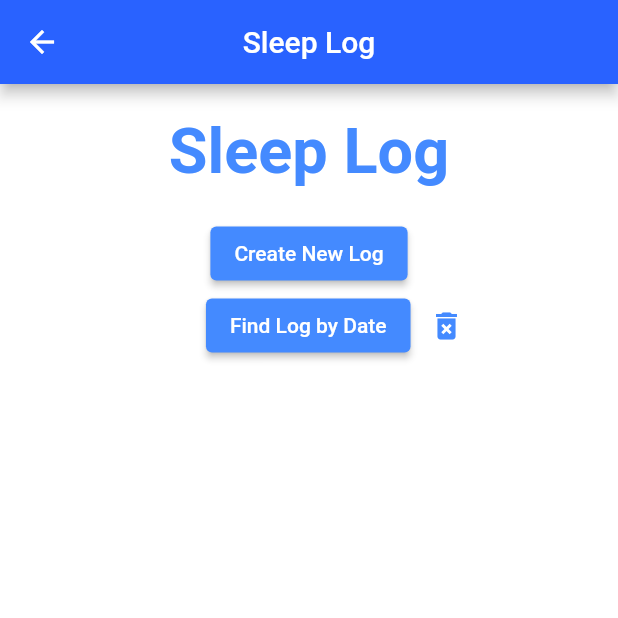
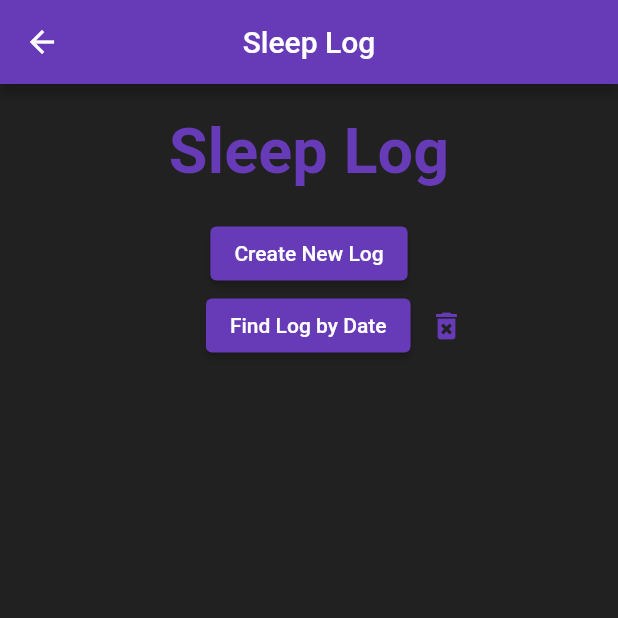
Before and after one commit to Snail51/SweetDreams, a Flutter app: the screen it shows after launch, after a tap on "Sleep Log", on a phone screen of 412 x 824 dp, the top half of it. Run offline on Flutter 3.47's test engine with Material 2 defaults, Android fonts, the phone set to English and light mode, and no system bars; our stand-ins replace audioplayers, flutter_rating_bar; missing offline and left inert: time_range_picker.

Commit message:
re-design on finished pages

```diff
--- a/lib/dreams/views/sleep_log.dart
+++ b/lib/dreams/views/sleep_log.dart
@@ -86,6 +86,7 @@ class _SleepLogPageState extends State<SleepLogPage> {
                       builder: (context) => EditLogPage(database: widget.database, log: widget.database.getData(index: i)[0])));
                   nullDateSelection();
                 },
+                color: Colors.white,
                 icon: const Icon(Icons.edit)),
           ],
         ),);
@@ -98,7 +99,7 @@ class _SleepLogPageState extends State<SleepLogPage> {
       {
         return Container(
           height: 100,
-          color: Colors.blueAccent,
+          color: Colors.deepPurple,
           child: content[index],
         );
       },
@@ -132,6 +133,24 @@ class _SleepLogPageState extends State<SleepLogPage> {
         initialDate: DateTime.now(), // Refer step 1
         firstDate: DateTime(2000),
         lastDate: DateTime(2025),
+        builder: (context, child) {
+          return Theme(
+            data: Theme.of(context).copyWith(
+              colorScheme: ColorScheme.light(
+                primary: Colors.deepPurple,
+                onPrimary: Colors.white,
+                onSurface: Colors.deepPurple.shade300,
+              ),
+              dialogBackgroundColor: Colors.grey.shade900,
+              textButtonTheme: TextButtonThemeData(
+                style: TextButton.styleFrom(
+                  primary: Colors.deepPurple, // button text color
+                ),
+              ),
+            ),
+            child: child!,
+          );
+        },
       );
       if (picked != null && picked != selectedDate)
         setState(() {
@@ -144,20 +163,20 @@ class _SleepLogPageState extends State<SleepLogPage> {
       appBar: AppBar(
         title: Text('Sleep Log'),
         centerTitle: true,
-        backgroundColor: Colors.blueAccent.shade700,
+        backgroundColor: Colors.deepPurple,
       ),
-      backgroundColor: Colors.white,
+      backgroundColor: Colors.grey.shade900,
       body: Container(
         alignment: Alignment.center,
         child: Column(
           children: <Widget>[
             Padding(
                 padding: EdgeInsets.only(top: 20.0, bottom: 20.0),
-                child: Text("Sleep Log", style: const TextStyle(fontWeight: FontWeight.bold, color: Colors.blueAccent), textScaleFactor: 3,)
+                child: Text("Sleep Log", style: const TextStyle(fontWeight: FontWeight.bold, color: Colors.deepPurple), textScaleFactor: 3,)
             ),
             ElevatedButton(
               style: ElevatedButton.styleFrom(
-                  primary: Colors.blueAccent
+                  primary: Colors.deepPurple
               ),
               child: Text('Create New Log'),
               onPressed: () async{
@@ -172,12 +191,12 @@ class _SleepLogPageState extends State<SleepLogPage> {
               children: <Widget>[
                 ElevatedButton(
                     style: ElevatedButton.styleFrom(
-                        primary: Colors.blueAccent
+                        primary: Colors.deepPurple
                     ),
                     child: Text(labelSelectButton),
                     onPressed: () => _selectDate(context)
                 ),
-                IconButton(onPressed: () => nullDateSelection(), icon: const Icon(Icons.delete_forever), color: Colors.blueAccent,)
+                IconButton(onPressed: () => nullDateSelection(), icon: const Icon(Icons.delete_forever), color: Colors.deepPurple,)
               ],
             ),
             ),
--- a/lib/main.dart
+++ b/lib/main.dart
@@ -23,19 +23,24 @@ class MyApp extends StatelessWidget {
     return MaterialApp(
         home: Builder(
             builder: (context) => Scaffold(
+              backgroundColor: Colors.grey.shade900,
               appBar: AppBar(
                 title: Text("Sweet Dreams"),
+                backgroundColor: Colors.deepPurple,
               ),
               body: Center(
                   child: Column(
                     children: <Widget>[
                       Padding(
                         padding: EdgeInsets.only(top: 20.0, bottom: 20.0),
-                        child: Text("Sweet Dreams!",style: const TextStyle(fontWeight: FontWeight.bold, color: Colors.blueAccent), textScaleFactor: 3,)
+                        child: Text("Sweet Dreams!",style: const TextStyle(
+                            fontWeight: FontWeight.bold,
+                            color: Colors.deepPurple),
+                          textScaleFactor: 3,)
                         ,),
                       ElevatedButton(
                         style: ElevatedButton.styleFrom(
-                            primary: Colors.blueAccent
+                            primary: Colors.deepPurple
                         ),
                         child: Text('Sleep Calculator'),
                         onPressed: () {
@@ -44,7 +49,7 @@ class MyApp extends StatelessWidget {
                       ),
                       ElevatedButton(
                         style: ElevatedButton.styleFrom(
-                            primary: Colors.blueAccent
+                            primary: Colors.deepPurple
                         ),
                         child: Text('Sleep Log'),
                         onPressed: () {
@@ -53,7 +58,7 @@ class MyApp extends StatelessWidget {
                       ),
                       ElevatedButton(
                         style: ElevatedButton.styleFrom(
-                            primary: Colors.blueAccent
+                            primary: Colors.deepPurple
                         ),
                         child: Text('More Info'),
                         onPressed: () {
@@ -62,7 +67,7 @@ class MyApp extends StatelessWidget {
                       ),
                       ElevatedButton(
                         style: ElevatedButton.styleFrom(
-                            primary: Colors.blueAccent
+                            primary: Colors.deepPurple
                         ),
                         child: Text('Sleep Sounds'),
                         onPressed: () {
```
Also changed, not shown: lib/database.dart (+8 -8 lines), lib/dreams/views/create_log.dart (+52 -10 lines), lib/dreams/views/edit_log.dart (+53 -11 lines).
